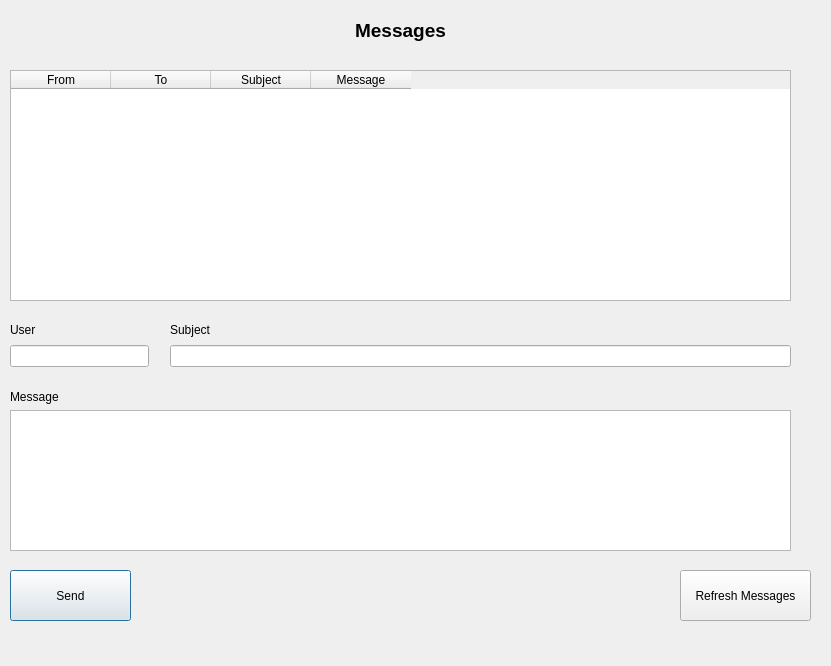
Old version of the form PreRegistrationGui/dialogmessage.ui in the repository ritaaoun/Preregistration.
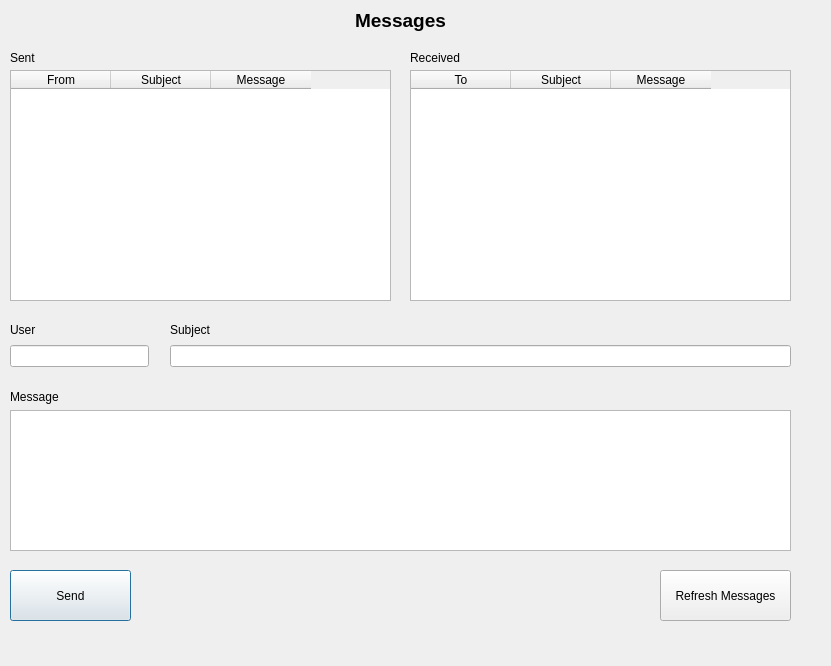
New version of the form.

The edit to the form file:
```diff
--- a/PreRegistrationGui/dialogmessage.ui
+++ b/PreRegistrationGui/dialogmessage.ui
@@ -17,7 +17,7 @@
    <property name="geometry">
     <rect>
      <x>10</x>
-     <y>10</y>
+     <y>0</y>
      <width>781</width>
      <height>41</height>
     </rect>
@@ -41,7 +41,7 @@
     <rect>
      <x>10</x>
      <y>70</y>
-     <width>781</width>
+     <width>381</width>
      <height>231</height>
     </rect>
    </property>
@@ -50,11 +50,6 @@
      <string>From</string>
     </property>
    </column>
-   <column>
-    <property name="text">
-     <string>To</string>
-    </property>
-   </column>
    <column>
     <property name="text">
      <string>Subject</string>
@@ -126,7 +121,7 @@
   <widget class="QPushButton" name="pbRefresh">
    <property name="geometry">
     <rect>
-     <x>680</x>
+     <x>660</x>
      <y>570</y>
      <width>131</width>
      <height>51</height>
@@ -136,7 +131,7 @@
     <string>Refresh Messages</string>
    </property>
   </widget>
-  <widget class="QWidget" name="">
+  <widget class="QWidget" name="layoutWidget">
    <property name="geometry">
     <rect>
      <x>10</x>
@@ -158,6 +153,60 @@
     </item>
    </layout>
   </widget>
+  <widget class="QTableWidget" name="tableReceived">
+   <property name="geometry">
+    <rect>
+     <x>410</x>
+     <y>70</y>
+     <width>381</width>
+     <height>231</height>
+    </rect>
+   </property>
+   <property name="editTriggers">
+    <set>QAbstractItemView::NoEditTriggers</set>
+   </property>
+   <column>
+    <property name="text">
+     <string>To</string>
+    </property>
+   </column>
+   <column>
+    <property name="text">
+     <string>Subject</string>
+    </property>
+   </column>
+   <column>
+    <property name="text">
+     <string>Message</string>
+    </property>
+   </column>
+  </widget>
+  <widget class="QLabel" name="label_5">
+   <property name="geometry">
+    <rect>
+     <x>10</x>
+     <y>50</y>
+     <width>55</width>
+     <height>16</height>
+    </rect>
+   </property>
+   <property name="text">
+    <string>Sent</string>
+   </property>
+  </widget>
+  <widget class="QLabel" name="label_6">
+   <property name="geometry">
+    <rect>
+     <x>410</x>
+     <y>50</y>
+     <width>55</width>
+     <height>16</height>
+    </rect>
+   </property>
+   <property name="text">
+    <string>Received</string>
+   </property>
+  </widget>
  </widget>
  <resources/>
  <connections/>
```
Left out of the diff: 5 changed lines with no effect on the pictures.
